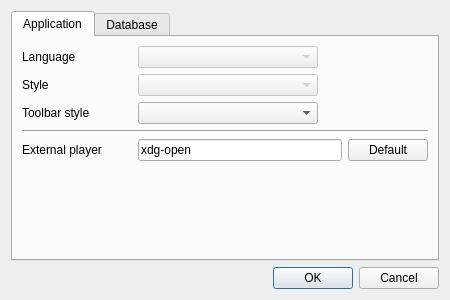
Old version of the form src/settingswindow.ui in the repository eugene-melnik/alexandra.
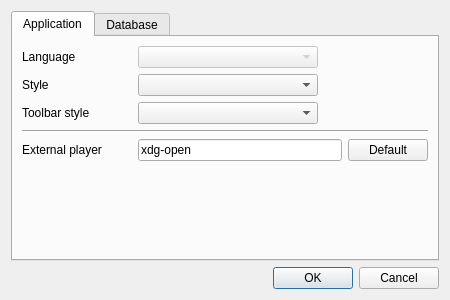
New version of the form. Icons and pictures are not drawn.

Patch:
```diff
--- a/src/settingswindow.ui
+++ b/src/settingswindow.ui
@@ -106,7 +106,7 @@
            <item>
             <widget class="QComboBox" name="cbStyle">
              <property name="enabled">
-              <bool>false</bool>
+              <bool>true</bool>
              </property>
              <property name="minimumSize">
               <size>
```
